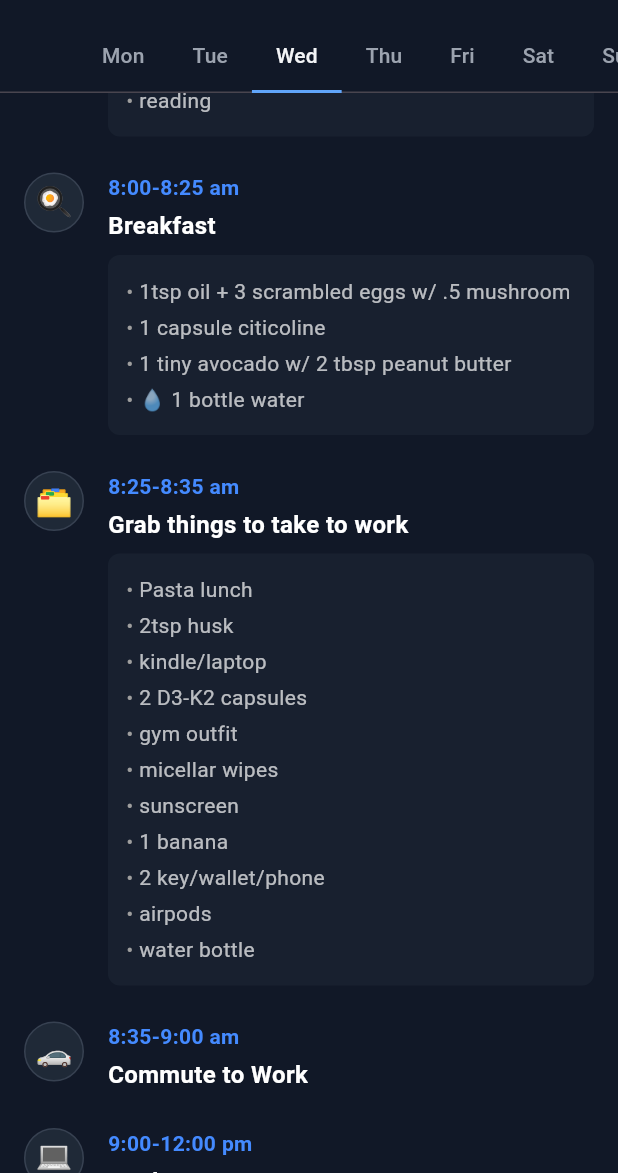
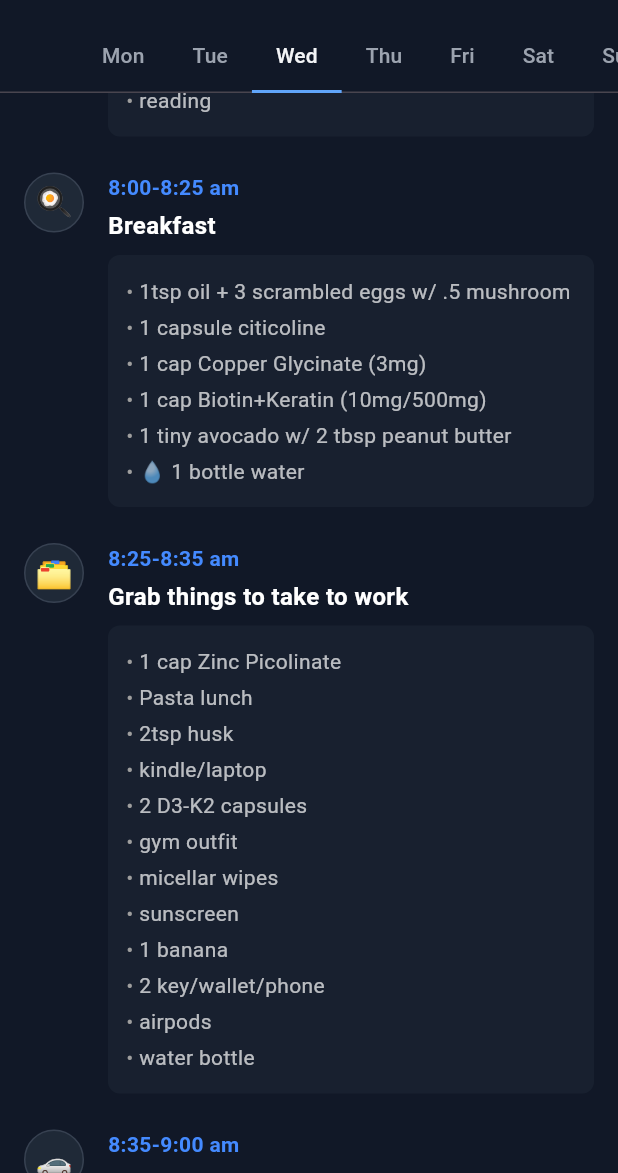
Before and after one commit to elmustslay/daily-blueprint, a Flutter app: the DailyPlanScreen screen opened directly, scrolled down 576 dp, on a phone screen of 412 x 824 dp, the part 63-1236 px from its top. Run offline on Flutter 3.47's test engine with Material 3 defaults, Android fonts, the phone set to English and light mode, and no system bars; our stand-ins replace fl_chart, flutter_riverpod, share_plus, shared_preferences, sqflite; accounts and stored records are empty.

Commit message:
feat: update daily supplement routine and sync project dependencies

```diff
--- a/lib/features/daily_plan/data/daily_plan_data.dart
+++ b/lib/features/daily_plan/data/daily_plan_data.dart
@@ -50,11 +50,11 @@ class DailyPlanData {
       TimelineItem(time: '7:00-7:05 am', title: 'Wakeup', icon: '☀️', details: ['600mg NAC + 25mcg Selenium']),
       TimelineItem(time: '7:05-7:25 am', title: 'Get Ready', icon: '🚿', details: ['brush teeth', 'get dressed (NK 9060/Bondi)', 'wash face + moisturizer', 'put on sunscreen']),
       TimelineItem(time: '7:25-8:00 am', title: 'Morning Reading', icon: '📖', details: ['reading']),
-      TimelineItem(time: '8:00-8:25 am', title: 'Breakfast', icon: '🍳', details: ['1tsp oil + 3 scrambled eggs w/ 1/5 bag spinach', '1 capsule citicoline', '2 cup 2% ultra-pasteurized milk w/ 2 tbsp peanut butter', '💧 1 bottle water']),
-      TimelineItem(time: '8:25-8:35 am', title: 'Grab things to take to work', icon: '🗂️', details: ['Pasta lunch', '3tsp husk', 'kindle/laptop', '2 D3-K2 capsules', 'gym outfit', 'micellar wipes', 'sunscreen', '1 banana', '2 key/wallet/phone', 'airpods', 'water bottle']),
+      TimelineItem(time: '8:00-8:25 am', title: 'Breakfast', icon: '🍳', details: ['1tsp oil + 3 scrambled eggs w/ 1/5 bag spinach', '1 capsule citicoline', '1 cap Copper Glycinate (3mg)', '1 cap Biotin+Keratin (10mg/500mg)', '2 cup 2% ultra-pasteurized milk w/ 2 tbsp peanut butter', '💧 1 bottle water']),
+      TimelineItem(time: '8:25-8:35 am', title: 'Grab things to take to work', icon: '🗂️', details: ['1 cap Zinc Picolinate', 'Pasta lunch', '3tsp husk', 'kindle/laptop', '2 D3-K2 capsules', 'gym outfit', 'micellar wipes', 'sunscreen', '1 banana', '2 key/wallet/phone', 'airpods', 'water bottle']),
       TimelineItem(time: '8:35-9:00 am', title: 'Commute to Work', icon: '🚗'),
       TimelineItem(time: '9:00-12:00 pm', title: 'Work', icon: '💻', details: ['💧 1 bottle water']),
-      TimelineItem(time: '12:00-12:30 pm', title: 'Lunch', icon: '🥗', details: ['1 serving of my pasta', '2 D3-K2 supplement capsule', '💧 1 bottle water']),
+      TimelineItem(time: '12:00-12:30 pm', title: 'Lunch', icon: '🥗', details: ['1 cap Zinc Picolinate (30mg)', '1 serving of my pasta', '2 D3-K2 supplement capsule', '💧 1 bottle water']),
       TimelineItem(time: '12:30-5:00 pm', title: 'Work', icon: '💻', details: ['💧 2 bottle water with 3 tsp husk at 2:30pm']),
       TimelineItem(time: '5:00-5:30 pm', title: 'Commute To Gym', icon: '🚗', details: ['micellar wipe + reapply sunscreen', '1 banana (pre-workout)']),
       TimelineItem(time: '5:30-7:00 pm', title: 'Gym Session (Upper A)', icon: '🏋️', details: ['Includes the 15 min travel time back home', '💧 1 bottle water']),
@@ -69,10 +69,10 @@ class DailyPlanData {
       TimelineItem(time: '7:00-7:05 am', title: 'Wakeup', icon: '☀️', details: ['600mg NAC + 25mcg Selenium']),
       TimelineItem(time: '7:05-7:15 am', title: 'Get Ready', icon: '🚿', details: ['brush teeth', 'get dressed', 'wash face + moisturizer', 'NO sunscreen']),
       TimelineItem(time: '7:15-7:45 am', title: 'Morning Reading', icon: '📖', details: ['reading']),
-      TimelineItem(time: '7:45-8:10 am', title: 'Breakfast', icon: '🍳', details: ['1tsp oil + 2 scrambled eggs w/ 1/5 (2nd) bag spinach', '1 capsule citicoline', '1 cup 2% ultra-pasteurized milk w/ 1 tiny avocado', '3 softgel (not serving) omega-3', '💧 1 bottle water']),
+      TimelineItem(time: '7:45-8:10 am', title: 'Breakfast', icon: '🍳', details: ['1tsp oil + 2 scrambled eggs w/ 1/5 (2nd) bag spinach', '1 capsule citicoline', '1 cap Copper Glycinate (3mg)', '1 cap Biotin+Keratin (10mg/500mg)', '1 cup 2% ultra-pasteurized milk w/ 1 tiny avocado', '3 softgel (not serving) omega-3', '💧 1 bottle water']),
       TimelineItem(time: '8:10-9:05 am', title: 'Cook', icon: '🧑‍🍳', details: ['1cup quinoa + 1lb prepped chicken (divide in 4, 4 fridge)']),
       TimelineItem(time: '9:05-12:00 pm', title: 'Work', icon: '💻', details: ['💧 1 bottle water', 'Laundry + Dishwasher']),
-      TimelineItem(time: '12:00-12:30 pm', title: 'Lunch', icon: '🍛', details: ['1 serving of my pasta', '2 D3-K2 supplement capsule', '💧 1 bottle water']),
+      TimelineItem(time: '12:00-12:30 pm', title: 'Lunch', icon: '🍛', details: ['1 cap Zinc Picolinate (30mg)', '1 serving of my pasta', '2 D3-K2 supplement capsule', '💧 1 bottle water']),
       TimelineItem(time: '12:30-4:00 pm', title: 'Work', icon: '💻', details: ['💧 1 bottle water', 'Laundry + Dishwasher']),
       TimelineItem(time: '4:00-4:15 pm', title: 'Snack Break', icon: '🥤', details: ['1/3 container Raspberries', '1 scoop whey isolate (30g protein)', '1 scoop creatine monohydrate (5g)', '💧 1 bottle water']),
       TimelineItem(time: '4:15-5:00 pm', title: 'Work/Study', icon: '💻', details: ['Depending on your workload, study or work']),
@@ -86,11 +86,11 @@ class DailyPlanData {
       TimelineItem(time: '7:00-7:05 am', title: 'Wakeup', icon: '☀️', details: ['600mg NAC + 25mcg Selenium']),
       TimelineItem(time: '7:05-7:25 am', title: 'Get Ready', icon: '🚿', details: ['brush teeth', 'get dressed (cloud x 4)', 'wash face + moisturizer', 'put on sunscreen']),
       TimelineItem(time: '7:25-8:00 am', title: 'Morning Reading', icon: '📖', details: ['reading']),
-      TimelineItem(time: '8:00-8:25 am', title: 'Breakfast', icon: '🍳', details: ['1tsp oil + 3 scrambled eggs w/ .5 mushroom', '1 capsule citicoline', '1 tiny avocado w/ 2 tbsp peanut butter', '💧 1 bottle water']),
-      TimelineItem(time: '8:25-8:35 am', title: 'Grab things to take to work', icon: '🗂️', details: ['Pasta lunch', '2tsp husk', 'kindle/laptop', '2 D3-K2 capsules', 'gym outfit', 'micellar wipes', 'sunscreen', '1 banana', '2 key/wallet/phone', 'airpods', 'water bottle']),
+      TimelineItem(time: '8:00-8:25 am', title: 'Breakfast', icon: '🍳', details: ['1tsp oil + 3 scrambled eggs w/ .5 mushroom', '1 capsule citicoline', '1 cap Copper Glycinate (3mg)', '1 cap Biotin+Keratin (10mg/500mg)', '1 tiny avocado w/ 2 tbsp peanut butter', '💧 1 bottle water']),
+      TimelineItem(time: '8:25-8:35 am', title: 'Grab things to take to work', icon: '🗂️', details: ['1 cap Zinc Picolinate', 'Pasta lunch', '2tsp husk', 'kindle/laptop', '2 D3-K2 capsules', 'gym outfit', 'micellar wipes', 'sunscreen', '1 banana', '2 key/wallet/phone', 'airpods', 'water bottle']),
       TimelineItem(time: '8:35-9:00 am', title: 'Commute to Work', icon: '🚗'),
       TimelineItem(time: '9:00-12:00 pm', title: 'Work', icon: '💻', details: ['💧 1 bottle water']),
-      TimelineItem(time: '12:00-12:30 pm', title: 'Lunch', icon: '🥗', details: ['1 serving of my pasta', '2 D3-K2 supplement capsule', '💧 1 bottle water']),
+      TimelineItem(time: '12:00-12:30 pm', title: 'Lunch', icon: '🥗', details: ['1 cap Zinc Picolinate (30mg)', '1 serving of my pasta', '2 D3-K2 supplement capsule', '💧 1 bottle water']),
       TimelineItem(time: '12:30-5:00 pm', title: 'Work', icon: '💻', details: ['💧 2 bottle water with 2 tsp husk at 2:30pm']),
       TimelineItem(time: '5:00-5:30 pm', title: 'Commute To Gym', icon: '🚗', details: ['micellar wipe + reapply sunscreen', '1 banana (pre-workout)']),
       TimelineItem(time: '5:30-7:30 pm', title: 'Gym Session (Lower A)', icon: '🏋️', details: ['Includes the 15 min travel time back home', '💧 1 bottle water']),
@@ -105,9 +105,9 @@ class DailyPlanData {
       TimelineItem(time: '7:00-7:05 am', title: 'Wakeup', icon: '☀️', details: ['600mg NAC + 25mcg Selenium']),
       TimelineItem(time: '7:05-7:15 am', title: 'Get Ready', icon: '🚿', details: ['brush teeth', 'get dressed', 'wash face + moisturizer', 'NO sunscreen']),
       TimelineItem(time: '7:15-7:45 am', title: 'Morning Reading', icon: '📖', details: ['reading']),
-      TimelineItem(time: '7:45-8:10 am', title: 'Breakfast', icon: '🍳', details: ['1tsp oil + 2 scrambled eggs w/ 1/5 (3rd) bag spinach', '1 capsule citicoline', '1 cup 2% ultra-pasteurized milk w/ 1 tiny avocado', '3 softgel (not serving) omega-3', '💧 1 bottle water']),
+      TimelineItem(time: '7:45-8:10 am', title: 'Breakfast', icon: '🍳', details: ['1tsp oil + 2 scrambled eggs w/ 1/5 (3rd) bag spinach', '1 capsule citicoline', '1 cap Copper Glycinate (3mg)', '1 cap Biotin+Keratin (10mg/500mg)', '1 cup 2% ultra-pasteurized milk w/ 1 tiny avocado', '3 softgel (not serving) omega-3', '💧 1 bottle water']),
       TimelineItem(time: '8:10-12:00 pm', title: 'Work', icon: '💻', details: ['💧 1 bottle water', 'Laundry + Dishwasher']),
-      TimelineItem(time: '12:00-12:30 pm', title: 'Lunch', icon: '🍛', details: ['1 serving of my pasta', '2 D3-K2 supplement capsule', '💧 1 bottle water']),
+      TimelineItem(time: '12:00-12:30 pm', title: 'Lunch', icon: '🍛', details: ['1 cap Zinc Picolinate (30mg)', '1 serving of my pasta', '2 D3-K2 supplement capsule', '💧 1 bottle water']),
       TimelineItem(time: '12:30-4:00 pm', title: 'Work', icon: '💻', details: ['💧 1 bottle water', 'Laundry + Dishwasher']),
       TimelineItem(time: '4:00-4:15 pm', title: 'Snack Break', icon: '🥤', details: ['1/3 (2nd) container Raspberries', '1 banana (pre-workout)', '💧 1 bottle water']),
       TimelineItem(time: '4:15-5:30 pm', title: 'Work/Study', icon: '💻', details: ['Depending on your workload, work or study']),
@@ -122,11 +122,11 @@ class DailyPlanData {
       TimelineItem(time: '7:00-7:05 am', title: 'Wakeup', icon: '☀️', details: ['600mg NAC + 25mcg Selenium']),
       TimelineItem(time: '7:05-7:25 am', title: 'Get Ready', icon: '🚿', details: ['brush teeth', 'get dressed (cloud x 4)', 'wash face + moisturizer', 'put on sunscreen']),
       TimelineItem(time: '7:25-8:00 am', title: 'Morning Reading', icon: '📖', details: ['reading']),
-      TimelineItem(time: '8:00-8:25 am', title: 'Breakfast', icon: '🍳', details: ['1tsp oil + 3 scrambled eggs w/ 1/5 (4th) bag spinach', '1 capsule citicoline', '1 tiny avocado', '2 cup 2% ultra-pasteurized milk w/ 2 tbsp peanut butter', '💧 1 bottle water']),
-      TimelineItem(time: '8:25-8:35 am', title: 'Grab things to take to work', icon: '🗂️', details: ['Pasta lunch', '3tsp husk', 'kindle/laptop', '2 D3-K2 capsules', 'gym outfit', 'micellar wipes', 'sunscreen', '1 banana', '2 key/wallet/phone', 'airpods', 'water bottle']),
+      TimelineItem(time: '8:00-8:25 am', title: 'Breakfast', icon: '🍳', details: ['1tsp oil + 3 scrambled eggs w/ 1/5 (4th) bag spinach', '1 capsule citicoline', '1 cap Copper Glycinate (3mg)', '1 cap Biotin+Keratin (10mg/500mg)', '1 tiny avocado', '2 cup 2% ultra-pasteurized milk w/ 2 tbsp peanut butter', '💧 1 bottle water']),
+      TimelineItem(time: '8:25-8:35 am', title: 'Grab things to take to work', icon: '🗂️', details: ['1 cap Zinc Picolinate', 'Pasta lunch', '3tsp husk', 'kindle/laptop', '2 D3-K2 capsules', 'gym outfit', 'micellar wipes', 'sunscreen', '1 banana', '2 key/wallet/phone', 'airpods', 'water bottle']),
       TimelineItem(time: '8:35-9:00 am', title: 'Commute to Work', icon: '🚗'),
       TimelineItem(time: '9:00-12:00 pm', title: 'Work', icon: '💻', details: ['💧 1 bottle water']),
-      TimelineItem(time: '12:00-12:30 pm', title: 'Lunch', icon: '🥗', details: ['1 serving of my pasta', '2 D3-K2 supplement capsule', '💧 1 bottle water']),
+      TimelineItem(time: '12:00-12:30 pm', title: 'Lunch', icon: '🥗', details: ['1 cap Zinc Picolinate (30mg)', '1 serving of my pasta', '2 D3-K2 supplement capsule', '💧 1 bottle water']),
       TimelineItem(time: '12:30-5:00 pm', title: 'Work', icon: '💻', details: ['💧 2 bottle water with 3 tsp husk at 2:30pm']),
       TimelineItem(time: '5:00-5:30 pm', title: 'Commute to Gym', icon: '🚗', details: ['micellar wipe + reapply sunscreen', '1 banana (pre-workout)']),
       TimelineItem(time: '5:30-7:30 pm', title: 'Gym Session (Lower B)', icon: '🏋️', details: ['Includes the 15 min travel time back home', '💧 1 bottle water']),
@@ -140,10 +140,10 @@ class DailyPlanData {
     'sat': [
       TimelineItem(time: '7:00-7:20 am', title: 'Wakeup', icon: '☀️', details: ['600mg NAC + 25mcg Selenium']),
       TimelineItem(time: '7:20-7:40 am', title: 'Get Ready', icon: '🚿', details: ['brush teeth', 'get dressed for gym (Hoka Bondi 8)', 'wash face + moisturizer']),
-      TimelineItem(time: '7:40-8:10 am', title: 'Breakfast', icon: '🍳', details: ['1tsp oil + 3 scrambled eggs w/ .5 mushroom', '1 tiny avocado w/ 2 tbsp peanut butter', '3 softgel (not serving) omega-3', '💧 1 bottle water']),
+      TimelineItem(time: '7:40-8:10 am', title: 'Breakfast', icon: '🍳', details: ['1tsp oil + 3 scrambled eggs w/ .5 mushroom', '1 cap Copper Glycinate (3mg)', '1 cap Biotin+Keratin (10mg/500mg)', '1 tiny avocado w/ 2 tbsp peanut butter', '3 softgel (not serving) omega-3', '💧 1 bottle water']),
       TimelineItem(time: '8:10-8:45 am', title: 'Relax', icon: '📖', details: ['20mg adderall IR']),
       TimelineItem(time: '8:45-12:00 pm', title: 'Study', icon: '📚', details: ['💧 1 bottle water']),
-      TimelineItem(time: '12:00-12:30 pm', title: 'Lunch', icon: '🍛', details: ['1/4 cup quinoa + 1/4 pound chicken breast', '2 D3-K2 supplement capsule', '💧 1 bottle water']),
+      TimelineItem(time: '12:00-12:30 pm', title: 'Lunch', icon: '🍛', details: ['1/4 cup quinoa + 1/4 pound chicken breast', '1 cap Zinc Picolinate (30mg)', '2 D3-K2 supplement capsule', '💧 1 bottle water']),
       TimelineItem(time: '12:30-1:30 pm', title: 'Study', icon: '📚'),
       TimelineItem(time: '1:30-1:40 pm', title: 'Snack Break', icon: '🥤', details: ['1/4 cup almonds', '1 scoop whey isolate (30g protein)', '1 scoop creatine monohydrate (5g)', '💧 1 bottle water']),
       TimelineItem(time: '1:40-2:00 pm', title: 'Reflection/Revision', icon: '🔄', details: ['Has this plan been working?']),
@@ -159,9 +159,9 @@ class DailyPlanData {
     'sun': [
       TimelineItem(time: '7:00-7:30 am', title: 'Wakeup + get ready', icon: '☀️', details: ['get dressed for shopping (NK 9060)', 'brush teeth', 'wash face + moisturizer', '600mg NAC + 25mcg Selenium']),
       TimelineItem(time: '7:30-9:00 am', title: 'Morning Reading', icon: '📖', details: ['reading']),
-      TimelineItem(time: '9:00-9:30 am', title: 'Breakfast', icon: '🍳', details: ['1tsp oil + 3 scrambled eggs', '20mg adderall IR', '3 softgel (not serving) omega-3', '1 tbsp peanut butter w/ 1 tiny avocado', '💧 1 bottle water']),
+      TimelineItem(time: '9:00-9:30 am', title: 'Breakfast', icon: '🍳', details: ['1tsp oil + 3 scrambled eggs', '1 cap Copper Glycinate (3mg)', '1 cap Biotin+Keratin (10mg/500mg)', '20mg adderall IR', '3 softgel (not serving) omega-3', '1 tbsp peanut butter w/ 1 tiny avocado', '💧 1 bottle water']),
       TimelineItem(time: '9:30-2:00 pm', title: 'Study Time', icon: '📚'),
-      TimelineItem(time: '2:00-2:30 pm', title: 'Lunch', icon: '🍛', details: ['1/4 cup quinoa + 1/4 pound chicken breast', '1/4 cup almonds', '2 D3-K2 supplement capsule', '💧 1 bottle water']),
+      TimelineItem(time: '2:00-2:30 pm', title: 'Lunch', icon: '🍛', details: ['1/4 cup quinoa + 1/4 pound chicken breast', '1/4 cup almonds', '1 cap Zinc Picolinate (30mg)', '2 D3-K2 supplement capsule', '💧 1 bottle water']),
       TimelineItem(time: '2:30-3:30 pm', title: 'Grocery Shop', icon: '🛒', details: ['wash hand + put on sunscreen', 'check what I have before going', "Trader Joe's (all groceries are bought there)", '💧 1 bottle water + 1 scoop Greens Powder']),
       TimelineItem(time: '3:30-6:00 pm', title: 'Cooking', icon: '🧑‍🍳', details: ['💧 2 bottle water with 4tsp husk at 4:30pm', '12oz chickpea fusilli pasta + 3lb ground turkey + 48oz marinara sauce + 2 can lentils + 2/4 cup nutritional yeast + 6 full chopped bell peppers (divide in 6, for fridge)', '1lb Wild Sockeye Salmon (divide in 3, 3 fridge)', 'PREP FOR TUE: Dice 1lb chicken + mix w/ seasonings (store in airtight container)']),
       TimelineItem(time: '6:00-6:15 pm', title: 'Snack', icon: '🥤', details: ['1 scoop whey isolate (30g protein)', '5g creatine', '1/3 (3rd) container Raspberries', '💧 1 bottle water']),
```
